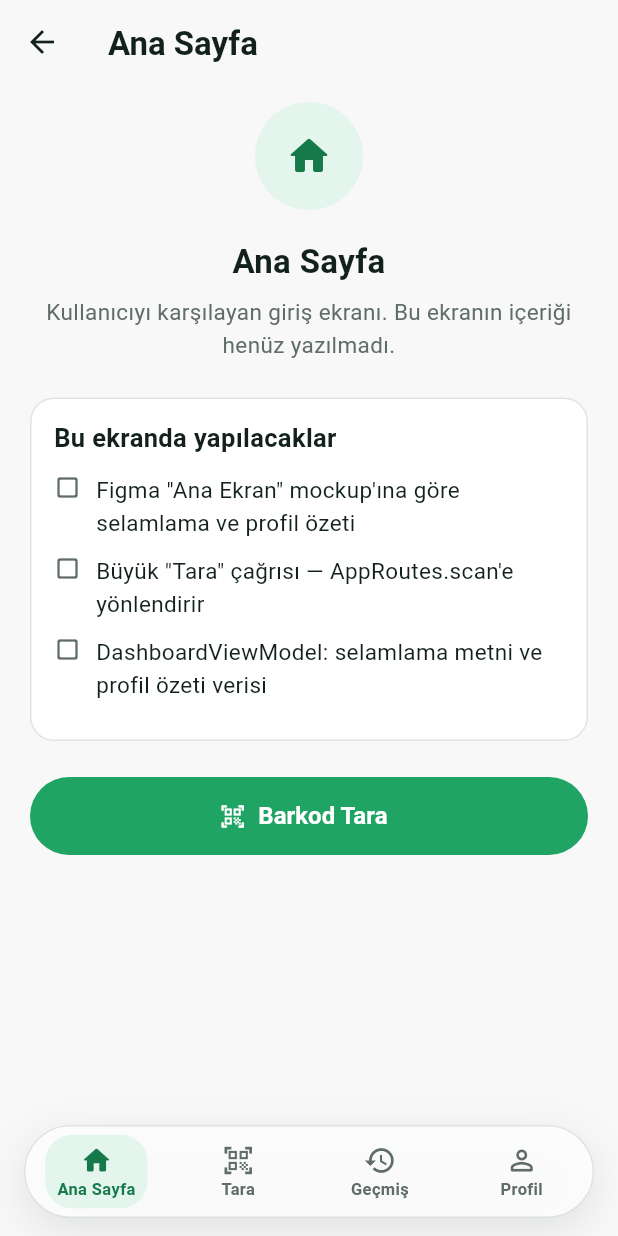
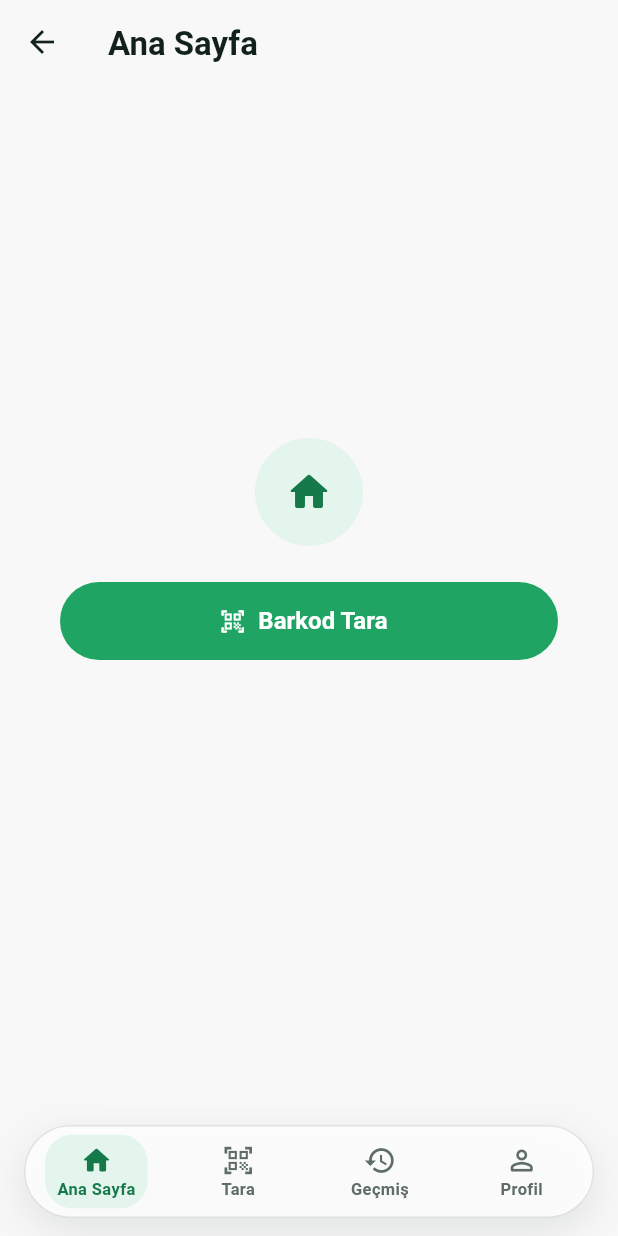
Before and after one commit to melike-mutlu/ULUTEK-staj-projesi, a Flutter app: the screen it shows after launch, after a tap on "Atla (geçici)", on a phone screen of 412 x 824 dp. Run offline on Flutter 3.47's test engine with Material 3 defaults, Android fonts, the phone set to English and light mode, and no system bars; our stand-ins replace flutter_riverpod, supabase_flutter; accounts and stored records are empty.

Commit message:
Placeholder ekranlardaki metinleri kaldır
Ekranlardaki açıklama ve yapılacaklar listesi gereksiz görsel yüktü; ekran
adı zaten AppBar'da yazıyor.

- FeaturePlaceholder artık sadece ikon (+ ekrana özel geçici buton) gösteriyor
- Yapılacaklar maddeleri kaybolmadı, her ekranın kendi TODO yorumuna taşındı

```diff
--- a/apps/mobile/lib/core/widgets/feature_placeholder.dart
+++ b/apps/mobile/lib/core/widgets/feature_placeholder.dart
@@ -1,12 +1,12 @@
 import 'package:flutter/material.dart';
 
 import '../theme/app_colors.dart';
-import '../theme/app_text_styles.dart';
 
 /// Henüz yazılmamış ekranların geçici gövdesi.
 ///
-/// Amacı iskeletin gezilebilir olması ve her ekranın sahibine ne yapacağını
-/// hatırlatması. **Ekranın gerçek içeriği yazılınca bu widget kaldırılır.**
+/// Bilinçli olarak boş: ekranın adı zaten AppBar'da yazıyor, yapılacaklar da
+/// ekranın kendi TODO yorumlarında. **Ekranın gerçek içeriği yazılınca bu
+/// widget kaldırılır.**
 ///
 /// Ayrıca alt navigasyon barının altta bıraktığı boşluğun nasıl tüketildiğini
 /// gösterir: gövde `SafeArea` ile sarmalanır, boşluk `MediaQuery` üzerinden
@@ -15,18 +15,10 @@ class FeaturePlaceholder extends StatelessWidget {
   const FeaturePlaceholder({
     super.key,
     required this.icon,
-    required this.title,
-    required this.description,
-    this.todos = const <String>[],
     this.action,
   });
 
   final IconData icon;
-  final String title;
-  final String description;
-
-  /// Bu ekranı yazacak kişi için maddeler.
-  final List<String> todos;
 
   /// Ekrana özel geçici buton vb.
   final Widget? action;
@@ -34,11 +26,11 @@ class FeaturePlaceholder extends StatelessWidget {
   @override
   Widget build(BuildContext context) {
     return SafeArea(
-      child: ListView(
-        padding: const EdgeInsets.fromLTRB(20, 12, 20, 24),
-        children: <Widget>[
-          Center(
-            child: Container(
+      child: Center(
+        child: Column(
+          mainAxisSize: MainAxisSize.min,
+          children: <Widget>[
+            Container(
               width: 72,
               height: 72,
               decoration: const BoxDecoration(
@@ -47,56 +39,15 @@ class FeaturePlaceholder extends StatelessWidget {
               ),
               child: Icon(icon, size: 32, color: AppColors.brandDark),
             ),
-          ),
-          const SizedBox(height: 20),
-          Text(title, style: AppTextStyles.heading2, textAlign: TextAlign.center),
-          const SizedBox(height: 8),
-          Text(
-            description,
-            style: AppTextStyles.bodyMuted,
-            textAlign: TextAlign.center,
-          ),
-          if (todos.isNotEmpty) ...<Widget>[
-            const SizedBox(height: 24),
-            Card(
-              child: Padding(
-                padding: const EdgeInsets.all(16),
-                child: Column(
-                  crossAxisAlignment: CrossAxisAlignment.start,
-                  children: <Widget>[
-                    const Text(
-                      'Bu ekranda yapılacaklar',
-                      style: AppTextStyles.title,
-                    ),
-                    const SizedBox(height: 12),
-                    for (final todo in todos)
-                      Padding(
-                        padding: const EdgeInsets.only(bottom: 10),
-                        child: Row(
-                          crossAxisAlignment: CrossAxisAlignment.start,
-                          children: <Widget>[
-                            const Icon(
-                              Icons.check_box_outline_blank_rounded,
-                              size: 18,
-                              color: AppColors.textSecondary,
-                            ),
-                            const SizedBox(width: 10),
-                            Expanded(
-                              child: Text(todo, style: AppTextStyles.body),
-                            ),
-                          ],
-                        ),
-                      ),
-                  ],
-                ),
+            if (action != null) ...<Widget>[
+              const SizedBox(height: 24),
+              Padding(
+                padding: const EdgeInsets.symmetric(horizontal: 40),
+                child: action,
               ),
-            ),
+            ],
           ],
-          if (action != null) ...<Widget>[
-            const SizedBox(height: 24),
-            action!,
-          ],
-        ],
+        ),
       ),
     );
   }
--- a/apps/mobile/lib/features/dashboard/dashboard_view.dart
+++ b/apps/mobile/lib/features/dashboard/dashboard_view.dart
@@ -12,20 +12,14 @@ class DashboardView extends StatelessWidget {
 
   @override
   Widget build(BuildContext context) {
-    // TODO: Figma "Ana Ekran" mockup'ına göre karşılama içeriğini kur.
-    // State için DashboardViewModel kullanılacak (şu an boş).
+    // TODO: Ana Sayfa içeriği:
+    // - Figma "Ana Ekran" mockup'ına göre selamlama ve profil özeti
+    // - Büyük "Tara" çağrısı -> AppRoutes.scan
+    // - DashboardViewModel: selamlama metni ve profil özeti verisi
     return Scaffold(
       appBar: AppBar(title: const Text('Ana Sayfa')),
       body: FeaturePlaceholder(
         icon: Icons.home_rounded,
-        title: 'Ana Sayfa',
-        description:
-            'Kullanıcıyı karşılayan giriş ekranı. Bu ekranın içeriği henüz yazılmadı.',
-        todos: const <String>[
-          'Figma "Ana Ekran" mockup\'ına göre selamlama ve profil özeti',
-          'Büyük "Tara" çağrısı — AppRoutes.scan\'e yönlendirir',
-          'DashboardViewModel: selamlama metni ve profil özeti verisi',
-        ],
         action: ElevatedButton.icon(
           onPressed: () => Navigator.pushNamed(context, AppRoutes.scan),
           icon: const Icon(Icons.qr_code_scanner_rounded),
--- a/apps/mobile/lib/features/home/home_view.dart
+++ b/apps/mobile/lib/features/home/home_view.dart
@@ -11,22 +11,14 @@ class HomeView extends StatelessWidget {
 
   @override
   Widget build(BuildContext context) {
-    // TODO: Son taranan ürünleri listele; bir satıra dokununca
-    // AppRoutes.productDetail'e ürünü argüman olarak geçir.
+    // TODO: Geçmiş içeriği:
+    // - Son taranan ürünler listesi (ürün adı, tarih, uyarı seviyesi rozeti)
+    // - Satıra dokununca AppRoutes.productDetail'e ürünle birlikte git
+    // - Hiç tarama yoksa boş-durum görünümü
+    // - HomeViewModel: geçmiş kaydını tutar ve okur
     return Scaffold(
       appBar: AppBar(title: const Text('Geçmiş')),
-      body: const FeaturePlaceholder(
-        icon: Icons.history_rounded,
-        title: 'Geçmiş',
-        description:
-            'Daha önce taranan ürünlerin listesi. Bu ekranın içeriği henüz yazılmadı.',
-        todos: <String>[
-          'Son taranan ürünler listesi (ürün adı, tarih, uyarı seviyesi rozeti)',
-          'Satıra dokununca AppRoutes.productDetail\'e ürünle birlikte git',
-          'Hiç tarama yoksa boş-durum görünümü',
-          'HomeViewModel: geçmiş kaydını tutar ve okur',
-        ],
-      ),
+      body: const FeaturePlaceholder(icon: Icons.history_rounded),
     );
   }
 }
--- a/apps/mobile/lib/features/onboarding/onboarding_view.dart
+++ b/apps/mobile/lib/features/onboarding/onboarding_view.dart
@@ -16,23 +16,15 @@ class OnboardingView extends StatelessWidget {
 
   @override
   Widget build(BuildContext context) {
-    // TODO: Figma "Onboarding" mockup'ına göre çok adımlı seçim ekranını kur.
-    // Son adımdaki "Bitir" butonu OnboardingViewModel.saveProfile(...) çağırıp
-    // ardından completeOnboarding(context) ile kabuğa geçmeli.
+    // TODO: Onboarding içeriği:
+    // - Çok adımlı seçim akışı: alerjiler -> diyet tercihi -> sağlık durumları
+    // - Adım göstergesi ve geri/ileri gezinme
+    // - Son adımda OnboardingViewModel.saveProfile(...) ile profili kaydet
+    // - Kaydetme başarılıysa completeOnboarding(context) ile kabuğa geç
+    // - Profil zaten varsa bu akışı atla, doğrudan kabuğa gir
     return Scaffold(
       body: FeaturePlaceholder(
         icon: Icons.assignment_ind_rounded,
-        title: 'Onboarding',
-        description:
-            'Kullanıcının alerji, diyet ve sağlık bilgilerini topladığımız '
-            'ilk açılış akışı. Bu ekranın içeriği henüz yazılmadı.',
-        todos: const <String>[
-          'Çok adımlı seçim akışı: alerjiler → diyet tercihi → sağlık durumları',
-          'Adım göstergesi ve geri/ileri gezinme',
-          'Son adımda OnboardingViewModel.saveProfile(...) ile profili kaydet',
-          'Kaydetme başarılıysa completeOnboarding(context) ile kabuğa geç',
-          'Profil zaten varsa bu akışı atla, doğrudan kabuğa gir',
-        ],
         // GEÇİCİ — SİLİNECEK: iskelet aşamasında kabuk ve sekmeler
         // gezilebilsin diye duruyor. Onboarding adımları yazılınca bu buton
         // kaldırılıp yerine son adımın "Bitir" butonu gelecek.
--- a/apps/mobile/lib/features/product_detail/product_detail_view.dart
+++ b/apps/mobile/lib/features/product_detail/product_detail_view.dart
@@ -14,27 +14,16 @@ class ProductDetailView extends StatelessWidget {
   Widget build(BuildContext context) {
     // TODO: ProductDetailViewModel'i dinle, status'e göre:
     // - loading: yükleniyor göstergesi
-    // - found/partial: WarningBanner + içindekiler + katkı maddeleri
-    //   + besin değerleri + Nutri-Score
-    //   (banner hazır: widgets/warning_banner.dart, level'a göre renk seçer)
+    // - found/partial: en üstte WarningBanner (widgets/warning_banner.dart —
+    //   hazır, Explanation.level'a göre renk seçiyor), ardından ürün adı,
+    //   içindekiler, katkı maddeleri, besin değerleri, Nutri-Score,
+    //   açıklama metni ve diyet notu
     // - notFound: Figma "Urun Bulunamadi" mockup'ı
+    //
+    // Zorunlu disclaimer metni her durumda gösterilmeli.
     return Scaffold(
       appBar: AppBar(title: const Text('Ürün Detay')),
-      body: const FeaturePlaceholder(
-        icon: Icons.inventory_2_rounded,
-        title: 'Ürün Detay',
-        description:
-            'Taranan ürünün kişiselleştirilmiş değerlendirmesi. '
-            'Bu ekranın içeriği henüz yazılmadı.',
-        todos: <String>[
-          'En üstte WarningBanner (widgets/warning_banner.dart) — hazır, '
-              'Explanation.level\'a göre renk seçiyor',
-          'Ürün adı, içindekiler, katkı maddeleri, besin değerleri, Nutri-Score',
-          'Açıklama metni ve diyet notu (Explanation)',
-          'Zorunlu disclaimer metnini her durumda göster',
-          'status notFound / partial için ayrı boş-durum görünümleri',
-        ],
-      ),
+      body: const FeaturePlaceholder(icon: Icons.inventory_2_rounded),
     );
   }
 }
--- a/apps/mobile/lib/features/profile/profile_view.dart
+++ b/apps/mobile/lib/features/profile/profile_view.dart
@@ -9,25 +9,15 @@ class ProfileView extends StatelessWidget {
 
   @override
   Widget build(BuildContext context) {
-    // TODO: Figma "Profil" mockup'ına göre düzenlenebilir form.
-    // ProfileViewModel.load(userId) ile mevcut profili oku,
-    // kaydet'te ProfileViewModel.save(updated) çağır.
+    // TODO: Profil içeriği:
+    // - Alerji listesi (çoklu seçim)
+    // - Diyet tercihi (DietPreference seçimi)
+    // - Sağlık durumları (çoklu seçim)
+    // - ProfileViewModel.load / save ile Supabase profiles tablosuna bağla
+    // - Onboarding ile aynı seçenek listelerini paylaş, kopyalama
     return Scaffold(
       appBar: AppBar(title: const Text('Profil')),
-      body: const FeaturePlaceholder(
-        icon: Icons.person_rounded,
-        title: 'Profil',
-        description:
-            'Alerji, diyet ve sağlık bilgilerinin düzenlendiği ekran. '
-            'Bu ekranın içeriği henüz yazılmadı.',
-        todos: <String>[
-          'Alerji listesi — çoklu seçim',
-          'Diyet tercihi — DietPreference seçimi',
-          'Sağlık durumları — çoklu seçim',
-          'ProfileViewModel.load / save ile Supabase profiles tablosuna bağla',
-          'Onboarding ile aynı seçenek listelerini paylaş, kopyalama',
-        ],
-      ),
+      body: const FeaturePlaceholder(icon: Icons.person_rounded),
     );
   }
 }
--- a/apps/mobile/lib/features/scan/scan_view.dart
+++ b/apps/mobile/lib/features/scan/scan_view.dart
@@ -10,9 +10,12 @@ class ScanView extends StatelessWidget {
 
   @override
   Widget build(BuildContext context) {
-    // TODO: MobileScanner widget'ı + manuel giriş yedeği.
-    // Barkod okunduğunda ScanViewModel.onBarcodeScanned(barcode) çağrılır,
-    // sonuç ile AppRoutes.productDetail'e yönlendirilir.
+    // TODO: Tarama içeriği:
+    // - MobileScanner kamera görünümü + hedef çerçevesi
+    // - Kamera izni reddedilirse açıklama ve ayarlara yönlendirme
+    // - "Barkodu manuel gir" yedek seçeneği
+    // - Okunan barkodu ScanViewModel.onBarcodeScanned'e ver, sonucu
+    //   AppRoutes.productDetail'e taşı
     //
     // DİKKAT: Bu ekran hem sekme (IndexedStack içinde, sürekli canlı) hem de
     // ayrı bir route olarak açılabiliyor. Kamerayı sekme pasifken durdurmak
@@ -20,20 +23,7 @@ class ScanView extends StatelessWidget {
     // start/stop'u sekme değişimine ve uygulama yaşam döngüsüne bağlanmalı.
     return Scaffold(
       appBar: AppBar(title: const Text('Tara')),
-      body: const FeaturePlaceholder(
-        icon: Icons.qr_code_scanner_rounded,
-        title: 'Barkod Tarama',
-        description:
-            'Kamera ile barkod okuma ekranı. Bu ekranın içeriği henüz yazılmadı.',
-        todos: <String>[
-          'MobileScanner kamera görünümü + hedef çerçevesi',
-          'Kamera izni reddedilirse açıklama ve ayarlara yönlendirme',
-          '"Barkodu manuel gir" yedek seçeneği',
-          'Sekme pasifken / uygulama arka plandayken kamerayı durdur',
-          'Okunan barkodu ScanViewModel.onBarcodeScanned\'e ver, sonucu '
-              'AppRoutes.productDetail\'e taşı',
-        ],
-      ),
+      body: const FeaturePlaceholder(icon: Icons.qr_code_scanner_rounded),
     );
   }
 }
```
